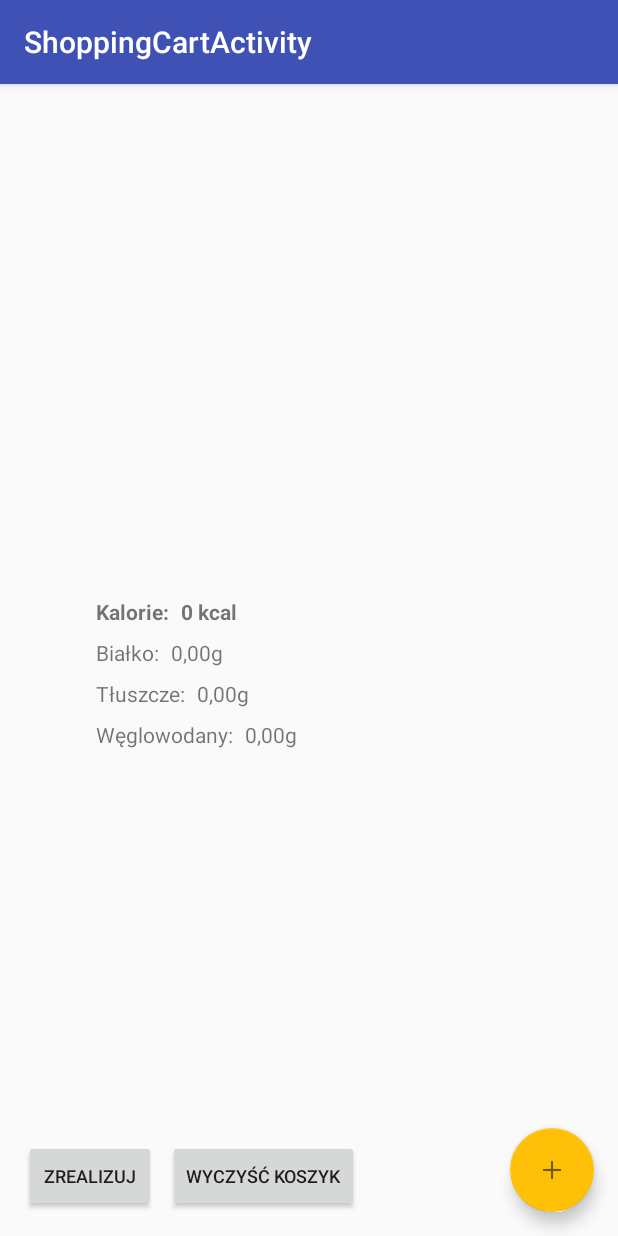
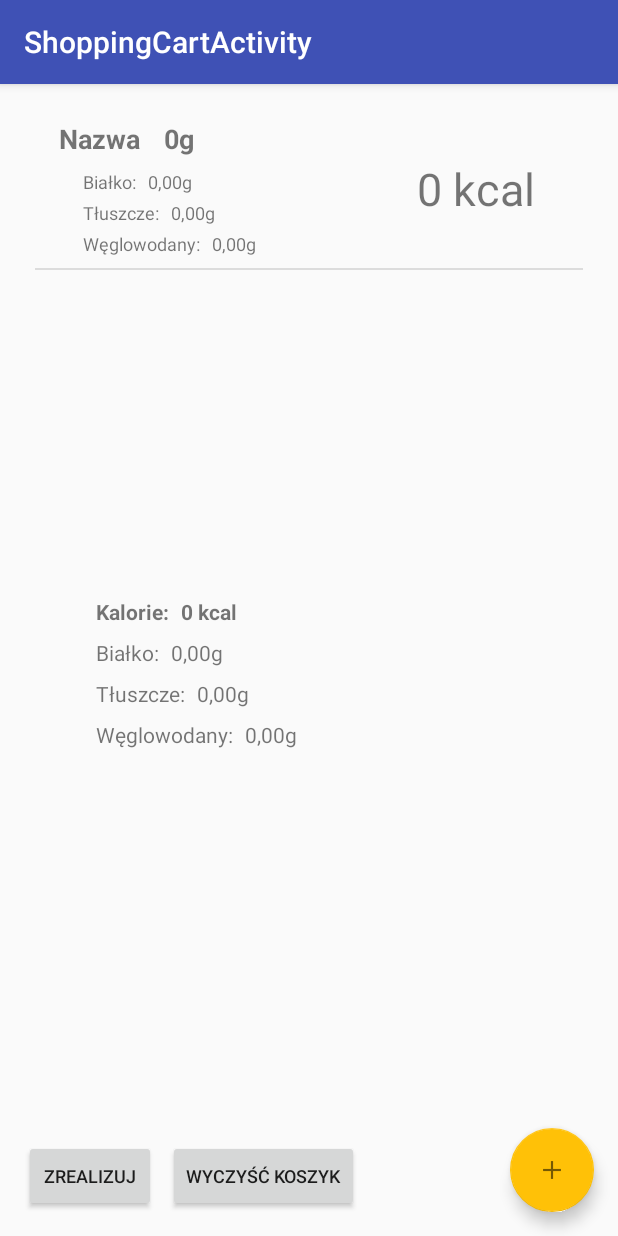
Before and after one commit to adamkubarek/mobileCaloriesCounter, an Android app: the ShoppingCartActivity screen opened directly, with no data from a screen before it, on a phone screen of 412 x 824 dp. Run offline under Robolectric (Android 15) with nearby library versions, the phone set to English and light mode, and no system bars; 14 statements that could not run were skipped.

```diff
--- a/app/src/main/java/pl/akubarek/fitcare/ui/shoppingCart/ShoppingCartActivity.java
+++ b/app/src/main/java/pl/akubarek/fitcare/ui/shoppingCart/ShoppingCartActivity.java
@@ -12,19 +12,19 @@ import android.view.View;
 import android.widget.ListView;
 
 import java.util.ArrayList;
-import java.util.List;
 
 import pl.akubarek.fitcare.R;
 import pl.akubarek.fitcare.data.DatabaseHelper;
 import pl.akubarek.fitcare.model.Product;
 import pl.akubarek.fitcare.ui.productList.ProductListActivity;
+import pl.akubarek.fitcare.util.Constants;
 
 public class ShoppingCartActivity extends AppCompatActivity {
 
     private Context context = ShoppingCartActivity.this;
 
     private ListView shoppingListView;
-    private List<Product> shoppingCartProducts;
+    private static ArrayList<Product> shoppingProducts;
 
     private DatabaseHelper databaseHelper;
     private SQLiteDatabase db;
@@ -34,13 +34,20 @@ public class ShoppingCartActivity extends AppCompatActivity {
     @Override
     protected void onCreate(Bundle savedInstanceState) {
         super.onCreate(savedInstanceState);
+
+
+        if (savedInstanceState != null && shoppingProducts.size() < 1) {
+            shoppingProducts = savedInstanceState.getParcelableArrayList(Constants.PREVIOUS_ITEMS);
+        } else {
+            shoppingProducts = new ArrayList<>();
+        }
         setContentView(R.layout.activity_shopping_cart);
         Toolbar toolbar = (Toolbar) findViewById(R.id.toolbar);
         setSupportActionBar(toolbar);
         Log.d(TAG, "onCreate: ");
-        shoppingCartProducts = new ArrayList<>();
         shoppingListView = (ListView) findViewById(R.id.shopping_cart_listview);
-        ShoppingCartAdapter adapter = new ShoppingCartAdapter(context, shoppingCartProducts);
+        ShoppingCartAdapter adapter = new ShoppingCartAdapter(context, shoppingProducts);
+        shoppingListView.setAdapter(adapter);
 
         FloatingActionButton fab = (FloatingActionButton) findViewById(R.id.fab);
         fab.setOnClickListener(new View.OnClickListener() {
@@ -74,6 +81,21 @@ public class ShoppingCartActivity extends AppCompatActivity {
     protected void onResume() {
         super.onResume();
         Log.d(TAG, "onResume: ");
+        Product product = getIntent().getParcelableExtra(Constants.PARCELABLE_PRODUCT);
+        shoppingProducts.add(product);
+        ShoppingCartAdapter adapter = new ShoppingCartAdapter(context, shoppingProducts);
+        shoppingListView.setAdapter(adapter);
+
+        ///!!!!!!!!!!!
+        System.out.println(product.getId());
+        System.out.println(product.getName());
+        System.out.println(product.getCategory());
+        System.out.println(product.getCalories());
+        System.out.println(product.getWeight());
+        System.out.println(product.getCarbs());
+        System.out.println(product.getProtein());
+        System.out.println(product.getFat());
+        //!!!!!!!!!!!!!!!!!
     }
 
     @Override
--- a/app/src/main/java/pl/akubarek/fitcare/ui/shoppingCart/ShoppingCartAdapter.java
+++ b/app/src/main/java/pl/akubarek/fitcare/ui/shoppingCart/ShoppingCartAdapter.java
@@ -1,12 +1,18 @@
 package pl.akubarek.fitcare.ui.shoppingCart;
 
 import android.content.Context;
+import android.support.annotation.NonNull;
+import android.view.LayoutInflater;
+import android.view.View;
+import android.view.ViewGroup;
 import android.widget.ArrayAdapter;
+import android.widget.TextView;
 
 import java.util.List;
 
 import pl.akubarek.fitcare.R;
 import pl.akubarek.fitcare.model.Product;
+import pl.akubarek.fitcare.util.Formatter;
 
 /**
  * Created by BloodyFire on 29.03.2017.
@@ -20,4 +26,51 @@ public class ShoppingCartAdapter extends ArrayAdapter<Product> {
         super(context, R.layout.shopping_cart_list_row, products);
         this.products = products;
     }
+
+    private static class ViewHolder {
+        TextView name;
+        TextView quantity;
+        TextView protein;
+        TextView carbs;
+        TextView fat;
+        TextView calories;
+    }
+
+    @Override
+    public int getCount() {
+        return products.size();
+    }
+
+    @NonNull
+    @Override
+    public View getView(int position, View convertView, ViewGroup parent) {
+        Product product = getItem(position);
+
+        ViewHolder viewHolder;
+        if (convertView == null) {
+            viewHolder = new ViewHolder();
+            LayoutInflater inflater = LayoutInflater.from(getContext());
+            convertView = inflater.inflate(R.layout.shopping_cart_list_row, parent, false);
+
+            viewHolder.name = (TextView) convertView.findViewById(R.id.shopping_product_name);
+            viewHolder.quantity = (TextView) convertView.findViewById(R.id.shopping_product_quantity);
+            viewHolder.protein = (TextView) convertView.findViewById(R.id.sh_value_protein);
+            viewHolder.carbs = (TextView) convertView.findViewById(R.id.sh_value_carbs);
+            viewHolder.fat = (TextView) convertView.findViewById(R.id.sh_value_fat);
+            viewHolder.calories = (TextView) convertView.findViewById(R.id.sh_value_calories);
+
+            convertView.setTag(viewHolder);
+        } else {
+            viewHolder = (ViewHolder) convertView.getTag();
+        }
+
+        viewHolder.name.setText(product.getName());
+        viewHolder.quantity.setText(Formatter.formatQuantity(product.getWeight()));
+        viewHolder.protein.setText(Formatter.formatMicros(product.getProtein()));
+        viewHolder.carbs.setText(Formatter.formatMicros(product.getCarbs()));
+        viewHolder.fat.setText(Formatter.formatMicros(product.getFat()));
+        viewHolder.calories.setText(Formatter.formatCalories(product.getCalories()));
+
+        return convertView;
+    }
 }
--- a/app/src/main/java/pl/akubarek/fitcare/util/Constants.java
+++ b/app/src/main/java/pl/akubarek/fitcare/util/Constants.java
@@ -23,4 +23,10 @@ public class Constants {
     // transaction list fields
     public static final String MEALS_TABLE = "meals";
     public final static String COLUMN_DATE_CREATED = "create_date";
+
+    // parcelable
+    public static final String PARCELABLE_PRODUCT = "parcelable_product";
+
+    // shopping cart (Parcelable items) in bundle
+    public static final String PREVIOUS_ITEMS = "previous_items";
 }
--- a/app/src/main/java/pl/akubarek/fitcare/util/Formatter.java
+++ b/app/src/main/java/pl/akubarek/fitcare/util/Formatter.java
@@ -21,4 +21,10 @@ public class Formatter {
 
         return result;
     }
+
+    public static String formatQuantity (int number) {
+        String result = Integer.toString(number) + "g";
+
+        return result;
+    }
 }
--- a/app/src/main/res/layout/shopping_cart_list_row.xml
+++ b/app/src/main/res/layout/shopping_cart_list_row.xml
@@ -11,7 +11,7 @@
         android:layout_width="wrap_content"
         android:layout_height="wrap_content"
         android:id="@+id/shopping_product_name"
-        android:layout_marginTop="16dp"
+        android:layout_marginTop="8dp"
         app:layout_constraintTop_toTopOf="parent"
         android:layout_marginStart="16dp"
         app:layout_constraintLeft_toLeftOf="parent"
@@ -23,21 +23,22 @@
         android:layout_width="wrap_content"
         android:layout_height="wrap_content"
         android:id="@+id/shopping_product_quantity"
-        android:layout_marginTop="16dp"
+        android:layout_marginTop="8dp"
         app:layout_constraintTop_toTopOf="parent"
-        android:layout_marginStart="8dp"
+        android:layout_marginStart="16dp"
         app:layout_constraintLeft_toRightOf="@+id/shopping_product_name"
         android:layout_marginEnd="16dp"
         app:layout_constraintRight_toRightOf="parent"
         android:textSize="18sp"
-        android:textStyle="normal|bold" />
+        android:textStyle="normal|bold"
+        app:layout_constraintHorizontal_bias="0.0" />
 
     <TextView
         android:text="@string/product_list_row_protein"
         android:layout_width="wrap_content"
         android:layout_height="wrap_content"
         android:id="@+id/sh_text_protein"
-        android:layout_marginStart="16dp"
+        android:layout_marginStart="32dp"
         app:layout_constraintLeft_toLeftOf="parent"
         android:layout_marginTop="8dp"
         app:layout_constraintTop_toBottomOf="@+id/shopping_product_name"
@@ -48,9 +49,9 @@
         android:layout_width="wrap_content"
         android:layout_height="wrap_content"
         android:id="@+id/sh_text_fat"
-        android:layout_marginStart="16dp"
+        android:layout_marginStart="32dp"
         app:layout_constraintLeft_toLeftOf="parent"
-        android:layout_marginTop="8dp"
+        android:layout_marginTop="4dp"
         app:layout_constraintTop_toBottomOf="@+id/sh_text_protein"
         android:textSize="12sp" />
 
@@ -59,9 +60,9 @@
         android:layout_width="wrap_content"
         android:layout_height="wrap_content"
         android:id="@+id/sh_text_carbs"
-        android:layout_marginStart="16dp"
+        android:layout_marginStart="32dp"
         app:layout_constraintLeft_toLeftOf="parent"
-        android:layout_marginTop="8dp"
+        android:layout_marginTop="4dp"
         app:layout_constraintTop_toBottomOf="@+id/sh_text_fat"
         android:textSize="12sp" />
 
@@ -83,7 +84,7 @@
         android:id="@+id/sh_value_fat"
         android:layout_marginStart="8dp"
         app:layout_constraintLeft_toRightOf="@+id/sh_text_fat"
-        android:layout_marginTop="8dp"
+        android:layout_marginTop="4dp"
         app:layout_constraintTop_toBottomOf="@+id/sh_value_protein"
         android:textSize="12sp" />
 
@@ -94,9 +95,11 @@
         android:id="@+id/sh_value_carbs"
         android:layout_marginStart="8dp"
         app:layout_constraintLeft_toRightOf="@+id/sh_text_carbs"
-        android:layout_marginTop="8dp"
+        android:layout_marginTop="4dp"
         app:layout_constraintTop_toBottomOf="@+id/sh_value_fat"
-        android:textSize="12sp" />
+        android:textSize="12sp"
+        app:layout_constraintBottom_toBottomOf="parent"
+        android:layout_marginBottom="8dp" />
 
     <TextView
         android:text="@string/default_numeric_calories_value"
@@ -105,7 +108,9 @@
         android:id="@+id/sh_value_calories"
         android:layout_marginEnd="32dp"
         app:layout_constraintRight_toRightOf="parent"
-        android:layout_marginTop="8dp"
-        app:layout_constraintTop_toBottomOf="@+id/shopping_product_quantity"
-        android:textSize="30sp" />
+        android:textSize="30sp"
+        android:layout_marginTop="16dp"
+        app:layout_constraintTop_toTopOf="parent"
+        app:layout_constraintBottom_toBottomOf="parent"
+        android:layout_marginBottom="16dp" />
 </android.support.constraint.ConstraintLayout>
--- a/app/src/main/res/values-v21/strings.xml
+++ b/app/src/main/res/values-v21/strings.xml
@@ -26,4 +26,8 @@
     <string name="text_calories">Kalorie:</string>
     <string name="default_calories_number">0 kcal</string>
     <string name="default_quantity_value">0g</string>
+    <string name="text_number_weight_dialog">Podaj liczbę gramów produktu:</string>
+    <string name="number_weight_dialog_hint">0g</string>
+    <string name="weight_number_dialog_confirm">Ok</string>
+    <string name="weight_numbe_dialog_cancel">Anuluj</string>
 </resources>
--- a/app/src/main/res/values-w820dp/strings.xml
+++ b/app/src/main/res/values-w820dp/strings.xml
@@ -26,4 +26,8 @@
     <string name="text_calories">Kalorie:</string>
     <string name="default_calories_number">0 kcal</string>
     <string name="default_quantity_value">0g</string>
+    <string name="text_number_weight_dialog">Podaj liczbę gramów produktu:</string>
+    <string name="number_weight_dialog_hint">0g</string>
+    <string name="weight_number_dialog_confirm">Ok</string>
+    <string name="weight_numbe_dialog_cancel">Anuluj</string>
 </resources>
--- a/app/src/main/res/values/strings.xml
+++ b/app/src/main/res/values/strings.xml
@@ -28,4 +28,8 @@
     <string name="text_calories">Kalorie:</string>
     <string name="default_calories_number">0 kcal</string>
     <string name="default_quantity_value">0g</string>
+    <string name="text_number_weight_dialog">Podaj liczbę gramów produktu:</string>
+    <string name="number_weight_dialog_hint">0g</string>
+    <string name="weight_number_dialog_confirm">Ok</string>
+    <string name="weight_numbe_dialog_cancel">Anuluj</string>
 </resources>
```
Also changed, not shown: app/src/main/java/pl/akubarek/fitcare/model/Product.java (+45 -1 lines), app/src/main/java/pl/akubarek/fitcare/ui/productList/ProductListActivity.java (+43 -5 lines), app/src/main/res/layout/set_quantity_dialog.xml (added, +47 -0 lines).
